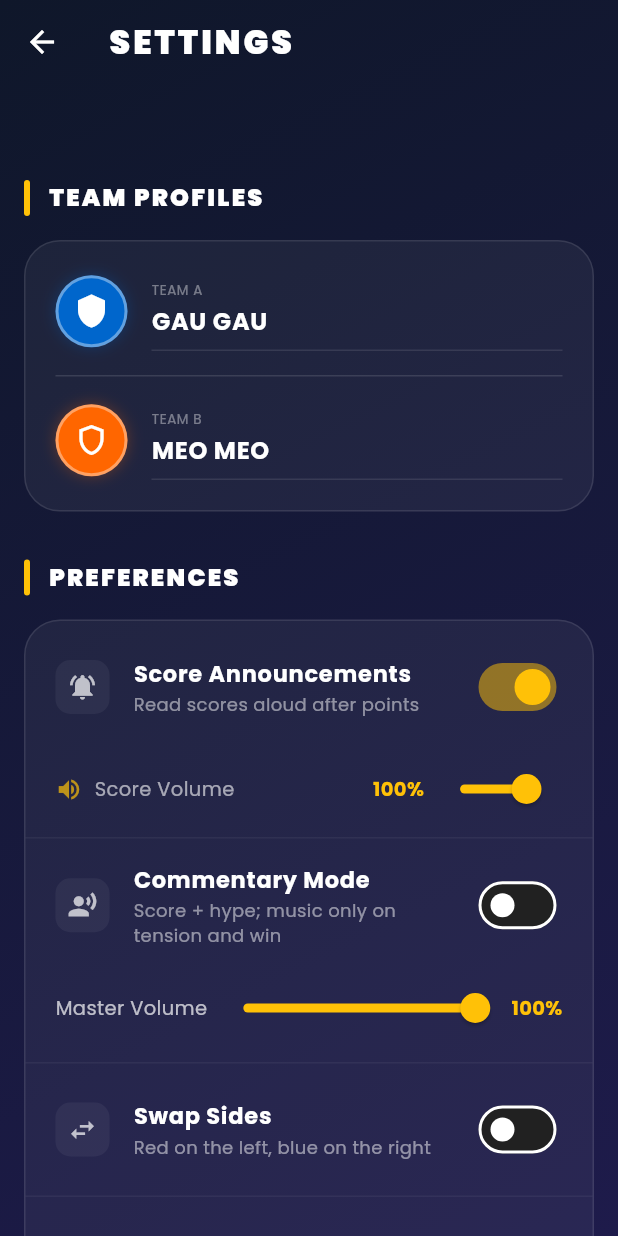
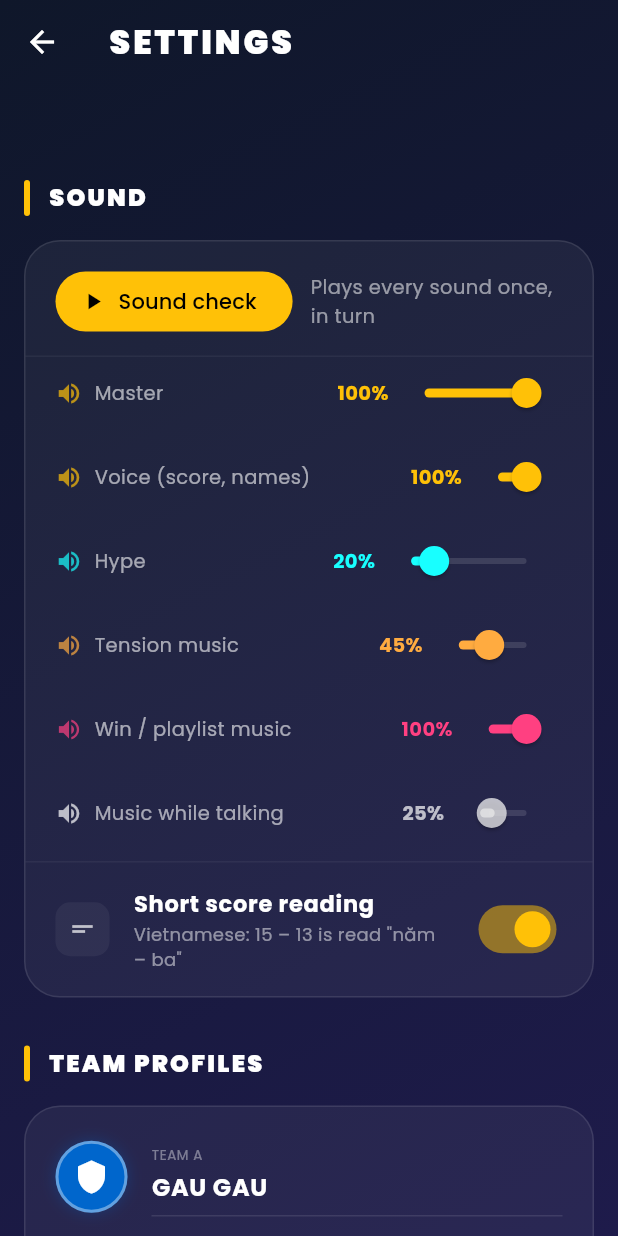
Before and after one commit to jinergenkai/badminton-system, a Flutter app: the SettingsScreen screen opened directly, on a phone screen of 412 x 824 dp. Run offline on Flutter 3.47's test engine with Material 3 defaults, Android fonts, the phone set to English and light mode, and no system bars; drawn by our look-alikes of flutter_animate; our stand-ins replace audioplayers, confetti, flutter_dotenv, flutter_tts, get, google_fonts and 5 more; missing offline and left inert: flex_color_picker, flutter_foreground_task, porcupine_flutter; accounts and stored records are empty.

Commit message:
Sound check, one volume section, ducking, short score reading
- Settings > SOUND (first section): Sound check button plays every sound
  the app makes in turn (score, score + server name, winner, hype,
  tension, voice over music, win/playlist); new sound styles register in
  SoundCheckService.extraSteps. Nothing chains off it while it runs.
- all volumes moved under it: master, voice, hype, tension, win/playlist,
  and 'music while talking'; on/off switches stay where they were
- ducking: music fades to duckLevel (25%) when the talking chain starts
  and back when it ends (hype onPlaybackCompleted), 12s safety restore
- short reading (Vietnamese only, on by default): from 11 up only the
  last digit is said; 10/20/30 stay whole; MP3 and TTS paths both

Co-Authored-By: Claude Opus 5.5 <noreply@anthropic.com>

```diff
--- a/watch/phone/lib/services/audio_settings.dart
+++ b/watch/phone/lib/services/audio_settings.dart
@@ -30,6 +30,21 @@ class AudioSettings extends GetxService {
 
   final RxString mode = PlayMode.commentary.obs;
 
+  /// Casual Vietnamese reading: from 11 up only the last digit is said,
+  /// "mười lăm – mười ba" becomes "năm – ba". Round tens (10, 20, 30) keep
+  /// their full name — "không" would say nothing useful.
+  final RxBool shortScore = true.obs;
+
+  /// The number to say for [n]. Only Vietnamese is shortened: English has no
+  /// such habit ("five three" for 15-13 would just be wrong).
+  static int spokenScore(int n, String lang) {
+    final s = maybe;
+    if (s == null || !s.shortScore.value) return n;
+    if (!lang.toLowerCase().startsWith('vi')) return n;
+    if (n < 10 || n % 10 == 0) return n;
+    return n % 10;
+  }
+
   bool get isMusicMode => mode.value == PlayMode.music;
 
   /// A player's own level, scaled by the master and clamped to a valid range.
@@ -42,6 +57,7 @@ class AudioSettings extends GetxService {
     final prefs = await SharedPreferences.getInstance();
     masterVolume.value = prefs.getDouble('${_pref}master') ?? 1.0;
     mode.value = prefs.getString('${_pref}mode') ?? PlayMode.commentary;
+    shortScore.value = prefs.getBool('${_pref}short_score') ?? true;
     return this;
   }
 
@@ -49,6 +65,12 @@ class AudioSettings extends GetxService {
     masterVolume.value = v.clamp(0.0, 1.0);
     final prefs = await SharedPreferences.getInstance();
     await prefs.setDouble('${_pref}master', masterVolume.value);
+  }
+
+  Future<void> setShortScore(bool v) async {
+    shortScore.value = v;
+    final prefs = await SharedPreferences.getInstance();
+    await prefs.setBool('${_pref}short_score', v);
   }
 
   Future<void> setMode(String m) async {
--- /dev/null
+++ b/watch/phone/lib/services/sound_check_service.dart
@@ -0,0 +1,119 @@
+import 'dart:async';
+
+import 'package:get/get.dart';
+
+import '../features/hype_voice/services/hype_voice_controller.dart';
+import 'music_service.dart';
+import 'player_service.dart';
+import 'score_announcer_service.dart';
+import 'tts_service.dart';
+
+/// One thing the sound check plays. [run] starts it; the check then waits
+/// [hold] before moving on, so each sound is heard on its own.
+class SoundCheckStep {
+  final String label;
+  final Future<void> Function() run;
+  final Duration hold;
+  const SoundCheckStep(this.label, this.run, this.hold);
+}
+
+/// Plays every kind of sound the app makes, one after another, so volumes can
+/// be set side by side instead of waiting for them to happen in a match.
+///
+/// While it runs, [active] is true and the score controller does not chain
+/// hype / tension / win music off these sounds.
+///
+/// New kinds of sound: add them to [extraSteps] (or to [_steps]) — the check
+/// must always cover everything the app can play.
+class SoundCheckService extends GetxService {
+  static bool active = false;
+
+  /// Registration point for sound styles added later (e.g. funny moments).
+  static final List<SoundCheckStep> extraSteps = [];
+
+  final RxBool running = false.obs;
+  final RxString current = ''.obs;
+  final RxInt index = 0.obs;
+  final RxInt total = 0.obs;
+
+  int _run = 0;
+
+  ScoreAnnouncerService get _announcer => Get.find<ScoreAnnouncerService>();
+  TtsService get _tts => Get.find<TtsService>();
+  HypeVoiceController get _hype => Get.find<HypeVoiceController>();
+  MusicService get _music => Get.find<MusicService>();
+
+  bool get _vi => _tts.currentLanguageRx.value.toLowerCase().startsWith('vi');
+
+  /// Real names when today's list has them, so the check sounds like a match.
+  List<String> _names() {
+    final today = PlayerService.maybe?.todayPlayers ?? const [];
+    final n = today.map((p) => p.name).toList();
+    while (n.length < 2) {
+      n.add(n.isEmpty ? 'Hùng' : 'Quỳnh');
+    }
+    return n;
+  }
+
+  List<SoundCheckStep> _steps() {
+    final names = _names();
+    final pair = _vi ? 'Đội đỏ, ${names[0]} và ${names[1]}' : 'Red: ${names[0]} and ${names[1]}';
+    return [
+      SoundCheckStep('Score (15 – 13)', () => _announcer.announceScore(15, 13, 'A'),
+          const Duration(milliseconds: 2800)),
+      SoundCheckStep('Score + server name', () => _announcer.announceScore(5, 3, 'A', serverName: names[0]),
+          const Duration(milliseconds: 4200)),
+      SoundCheckStep('Winner', () => _announcer.announceWinner(pair, 21, 18),
+          const Duration(milliseconds: 5000)),
+      SoundCheckStep('Hype voice', () => _hype.preview(), const Duration(milliseconds: 3500)),
+      SoundCheckStep('Tension music', () => _music.previewTension(), const Duration(seconds: 6)),
+      SoundCheckStep('Voice over music (ducking)', () async {
+        _music.duck();
+        await _announcer.announceScore(7, 6, 'B', serverName: names[1]);
+      }, const Duration(milliseconds: 4200)),
+      SoundCheckStep('Music comes back', () async => _music.unduck(), const Duration(milliseconds: 2500)),
+      SoundCheckStep('Win / playlist music', () => _music.previewWin(), const Duration(seconds: 6)),
+      ...extraSteps,
+    ];
+  }
+
+  Future<void> start() async {
+    if (running.value) return;
+    final myRun = ++_run;
+    final steps = _steps();
+    running.value = true;
+    active = true;
+    total.value = steps.length;
+    try {
+      for (var i = 0; i < steps.length; i++) {
+        if (myRun != _run) return;
+        index.value = i + 1;
+        current.value = steps[i].label;
+        try {
+          await steps[i].run();
+        } catch (e) {
+          print('🔈 [SoundCheck] ${steps[i].label} failed: $e');
+        }
+        await Future.delayed(steps[i].hold);
+      }
+    } finally {
+      if (myRun == _run) await _finish();
+    }
+  }
+
+  Future<void> stop() async {
+    _run++;
+    await _announcer.stop();
+    await _hype.stopAudio();
+    await _finish();
+  }
+
+  Future<void> _finish() async {
+    _music.unduck();
+    await _music.stopMusic(fadeOut: true);
+    running.value = false;
+    current.value = '';
+    index.value = 0;
+    active = false;
+  }
+}
--- a/watch/phone/lib/views/settings_screen.dart
+++ b/watch/phone/lib/views/settings_screen.dart
@@ -8,6 +8,7 @@ import '../services/database_service.dart';
 import '../services/music_service.dart';
 import '../services/audio_settings.dart';
 import '../services/tts_service.dart';
+import '../services/sound_check_service.dart';
 import '../features/hype_voice/services/hype_voice_controller.dart';
 import '../controllers/score_controller.dart';
 import 'package:flutter_animate/flutter_animate.dart';
@@ -90,6 +91,10 @@ class _SettingsScreenState extends State<SettingsScreen> {
         child: ListView(
           padding: const EdgeInsets.fromLTRB(16, 120, 16, 40),
           children: [
+            _buildSectionHeader('SOUND'),
+            const SizedBox(height: 16),
+            _buildSoundCard().animate().fadeIn(delay: 50.ms),
+            const SizedBox(height: 32),
             _buildSectionHeader('TEAM PROFILES'),
             const SizedBox(height: 16),
             _buildCompactTeamCard().animate().fadeIn(delay: 100.ms).slideY(begin: 0.1),
@@ -224,7 +229,6 @@ class _SettingsScreenState extends State<SettingsScreen> {
 
   Widget _buildPreferencesCard() {
     final controller = Get.find<ScoreController>();
-    final tts = Get.find<TtsService>();
     return Container(
       decoration: BoxDecoration(
         color: Colors.white.withOpacity(0.05),
@@ -243,10 +247,6 @@ class _SettingsScreenState extends State<SettingsScreen> {
               activeColor: Colors.amber,
             ),
           )),
-          Obx(() => controller.scoreAnnouncementsEnabled.value
-              ? _buildVolumeRow('Score Volume', tts.volume, Colors.amber,
-                  () => tts.saveVolumePreference())
-              : const SizedBox.shrink()),
           Divider(color: Colors.white.withOpacity(0.05), height: 1),
           // Mode first: it decides whether anything below it is audible at all.
           Obx(() {
@@ -265,28 +265,6 @@ class _SettingsScreenState extends State<SettingsScreen> {
                     onChanged: (v) => audio
                         .setMode(v ? PlayMode.music : PlayMode.commentary),
                     activeColor: Colors.amber,
-                  ),
-                ),
-                Padding(
-                  padding: const EdgeInsets.fromLTRB(20, 0, 20, 12),
-                  child: Row(
-                    children: [
-                      const Text('Master Volume',
-                          style: TextStyle(color: Colors.white70, fontSize: 13)),
-                      Expanded(
-                        child: Slider(
-                          value: audio.masterVolume.value,
-                          activeColor: Colors.amber,
-                          onChanged: (v) => audio.masterVolume.value = v,
-                          onChangeEnd: (v) => audio.setMaster(v),
-                        ),
-                      ),
-                      Text('${(audio.masterVolume.value * 100).round()}%',
-                          style: const TextStyle(
-                              color: Colors.amber,
-                              fontSize: 13,
-                              fontWeight: FontWeight.bold)),
-                    ],
                   ),
                 ),
               ],
@@ -466,8 +444,6 @@ class _SettingsScreenState extends State<SettingsScreen> {
             ),
           )),
           Divider(color: Colors.white.withOpacity(0.05), height: 1),
-          _buildVolumeRow('Hype Volume', hype.volume, Colors.cyanAccent, () => hype.savePreferences()),
-          Divider(color: Colors.white.withOpacity(0.05), height: 1),
           Padding(
             padding: const EdgeInsets.all(20),
             child: Column(
@@ -569,10 +545,6 @@ class _SettingsScreenState extends State<SettingsScreen> {
                   activeColor: Colors.pinkAccent,
                 ),
               )),
-          Obx(() => music.winMusicEnabled.value
-              ? _buildVolumeRow('Win Volume', music.winVolume, Colors.pinkAccent,
-                  () => music.savePreferences())
-              : const SizedBox.shrink()),
           // Play mode chips
           Obx(() => music.winMusicEnabled.value
               ? Padding(
@@ -605,10 +577,6 @@ class _SettingsScreenState extends State<SettingsScreen> {
                   activeColor: Colors.orangeAccent,
                 ),
               )),
-          Obx(() => music.tensionMusicEnabled.value
-              ? _buildVolumeRow('Tension Volume', music.tensionVolume, Colors.orangeAccent,
-                  () => music.savePreferences())
-              : const SizedBox.shrink()),
           Obx(() => music.tensionMusicEnabled.value
               ? Padding(
                   padding: const EdgeInsets.fromLTRB(20, 4, 20, 12),
@@ -759,6 +727,82 @@ class _SettingsScreenState extends State<SettingsScreen> {
               ),
             );
           }),
+        ],
+      ),
+    );
+  }
+
+  /// Every volume in one place, under the button that plays them all.
+  Widget _buildSoundCard() {
+    final audio = Get.find<AudioSettings>();
+    final tts = Get.find<TtsService>();
+    final hype = Get.find<HypeVoiceController>();
+    final music = Get.find<MusicService>();
+    final check = Get.isRegistered<SoundCheckService>()
+        ? Get.find<SoundCheckService>()
+        : Get.put(SoundCheckService());
+    Widget div() => Divider(color: Colors.white.withOpacity(0.05), height: 1);
+
+    return Container(
+      decoration: BoxDecoration(
+        color: Colors.white.withOpacity(0.05),
+        borderRadius: BorderRadius.circular(24),
+        border: Border.all(color: Colors.white.withOpacity(0.1)),
+      ),
+      child: Column(
+        crossAxisAlignment: CrossAxisAlignment.start,
+        children: [
+          Padding(
+            padding: const EdgeInsets.fromLTRB(20, 16, 20, 12),
+            child: Obx(() {
+              final on = check.running.value;
+              return Row(
+                children: [
+                  FilledButton.icon(
+                    onPressed: on ? check.stop : check.start,
+                    icon: Icon(on ? Icons.stop : Icons.play_arrow),
+                    label: Text(on ? 'Stop' : 'Sound check'),
+                    style: FilledButton.styleFrom(
+                      backgroundColor: on ? Colors.redAccent : Colors.amber,
+                      foregroundColor: Colors.black,
+                    ),
+                  ),
+                  const SizedBox(width: 12),
+                  Expanded(
+                    child: Text(
+                      on
+                          ? '${check.index.value}/${check.total.value}  ${check.current.value}'
+                          : 'Plays every sound once, in turn',
+                      style: TextStyle(color: on ? Colors.white : Colors.white54, fontSize: 13),
+                    ),
+                  ),
+                ],
+              );
+            }),
+          ),
+          div(),
+          _buildVolumeRow('Master', audio.masterVolume, Colors.amber,
+              () => audio.setMaster(audio.masterVolume.value)),
+          _buildVolumeRow('Voice (score, names)', tts.volume, Colors.amber,
+              () => tts.saveVolumePreference()),
+          _buildVolumeRow('Hype', hype.volume, Colors.cyanAccent, () => hype.savePreferences()),
+          _buildVolumeRow('Tension music', music.tensionVolume, Colors.orangeAccent,
+              () => music.savePreferences()),
+          _buildVolumeRow('Win / playlist music', music.winVolume, Colors.pinkAccent,
+              () => music.savePreferences()),
+          _buildVolumeRow('Music while talking', music.duckLevel, Colors.white70,
+              () => music.savePreferences()),
+          div(),
+          Obx(() => _buildSettingsTile(
+                icon: Icons.short_text,
+                title: 'Short score reading',
+                subtitle: 'Vietnamese: 15 – 13 is read "năm – ba"',
+                trailing: Switch(
+                  value: audio.shortScore.value,
+                  onChanged: audio.setShortScore,
+                  activeColor: Colors.amber,
+                ),
+              )),
         ],
       ),
     );
```
Also changed, not shown: watch/phone/lib/controllers/score_controller.dart (+9 -0 lines), watch/phone/lib/features/hype_voice/services/hype_voice_controller.dart (+14 -0 lines), watch/phone/lib/services/music_service.dart (+71 -16 lines), watch/phone/lib/services/score_announcer_service.dart (+8 -6 lines), watch/phone/lib/services/tts_service.dart (+4 -3 lines), 1 other file.
